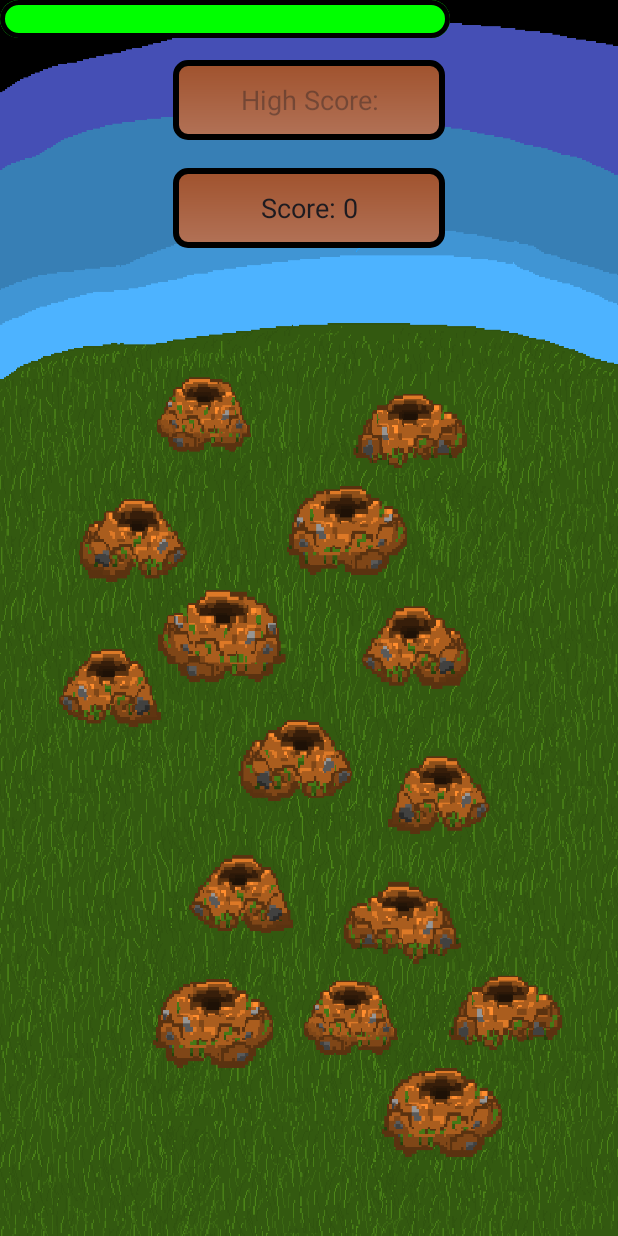
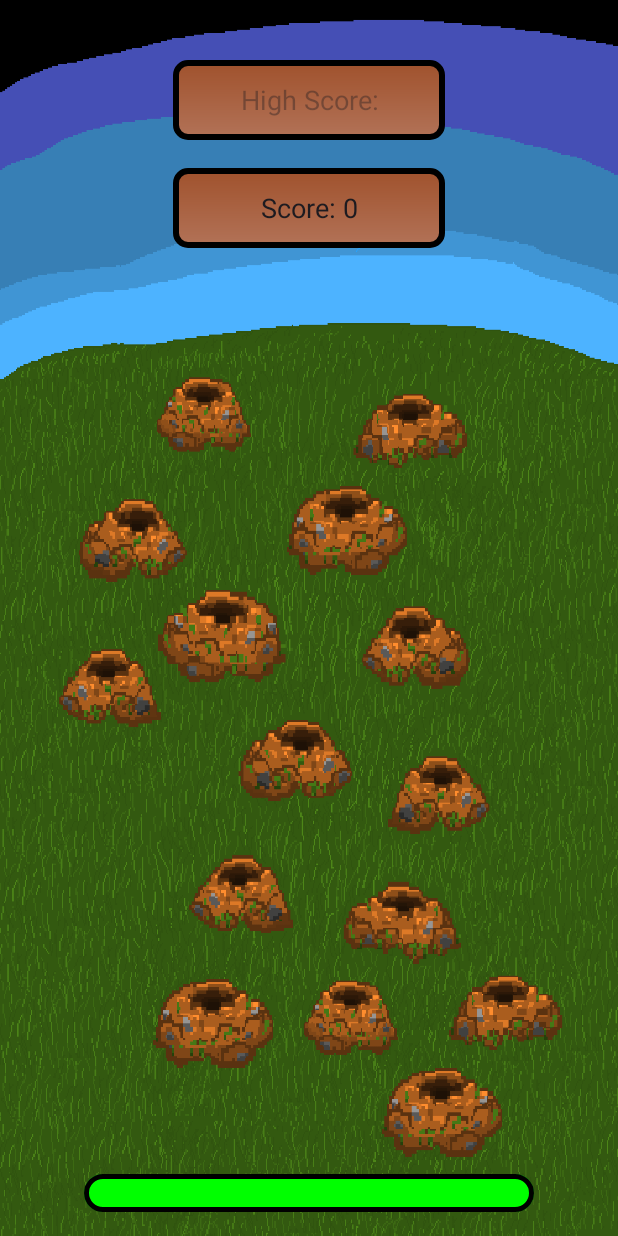
Before and after one commit to JohnBrittaein/Wackah_Mole, an Android app: the GameActivity screen opened directly, with no data from a screen before it, on a phone screen of 412 x 824 dp. Run offline under Robolectric (Android 15) with nearby library versions, the light colour scheme and no system bars.

Commit message:
constrained highscore objects, Implemented Healthbar, Game now ends after 5 missed moles

```diff
--- a/app/src/main/AndroidManifest.xml
+++ b/app/src/main/AndroidManifest.xml
@@ -24,6 +24,10 @@
             android:name=".GameActivity"
             android:exported="true">
         </activity>
+        <activity
+            android:name=".HighScore"
+            android:exported="true">
+        </activity>
     </application>
 
 </manifest>
--- a/app/src/main/java/com/example/wackah_mole/GameActivity.java
+++ b/app/src/main/java/com/example/wackah_mole/GameActivity.java
@@ -1,6 +1,9 @@
 package com.example.wackah_mole;
 
+import android.content.Intent;
 import android.os.Bundle;
+
+import androidx.activity.EdgeToEdge;
 import androidx.appcompat.app.AppCompatActivity;
 import androidx.lifecycle.MutableLiveData;
 import androidx.lifecycle.Observer;
@@ -10,6 +13,7 @@ import android.view.View;
 import android.view.animation.BounceInterpolator;
 import android.widget.EditText;
 import android.widget.ImageButton;
+import android.widget.ProgressBar;
 import android.widget.TextView;
 
 import java.util.Random;
@@ -24,13 +28,16 @@ public class GameActivity extends AppCompatActivity {
     private List<MoleViewState> LastMoleStates;
     GameViewModel GameModel = new GameViewModel();
     private EditText gameScore;
+    private ProgressBar HealthBar;
     private int missedMoles = 0;
 
     @Override
     protected void onCreate(Bundle savedInstanceState){
         super.onCreate(savedInstanceState);
+        EdgeToEdge.enable(this);
         setContentView(R.layout.activity_game);
         Score.setValue(0);
+        HealthBar = findViewById(R.id.healthBar);
         gameScore = findViewById(R.id.score);
         gameScore.setText("0");
         initMoles();
@@ -45,6 +52,7 @@ public class GameActivity extends AppCompatActivity {
                     if (mole.isVisible) {
                         popUpMole(mole.position);
                         //showMole(mole.position);
+                        HealthBar.setProgress(100 - 20*missedMoles);
                         Log.i("game", "moles " + Integer.toString(mole.position));
                         Log.i("game", "numMiss: " + missedMoles);
                     }
@@ -57,7 +65,12 @@ public class GameActivity extends AppCompatActivity {
                         }
                     }
                 }
+                if(missedMoles > 4){
+                    Intent intent = new Intent(GameActivity.this, HighScore.class);
+                    startActivity(intent);
+                }
                 LastMoleStates = MoleStates;
+
 
             }
         };
--- a/app/src/main/res/layout/activity_game.xml
+++ b/app/src/main/res/layout/activity_game.xml
@@ -7,12 +7,12 @@
 
     <!-- Background -->
     <ImageView
-        android:contentDescription="@string/environment_description"
         android:id="@+id/myImageView"
         android:layout_width="wrap_content"
         android:layout_height="wrap_content"
+        android:contentDescription="@string/environment_description"
+        android:scaleType="fitXY"
         android:src="@drawable/environment"
-        android:scaleType="fitXY"
         app:layout_constraintBottom_toBottomOf="parent"
         app:layout_constraintEnd_toEndOf="parent"
         app:layout_constraintStart_toStartOf="parent"
@@ -24,8 +24,8 @@
         android:layout_height="50dp"
         android:background="@null"
         android:contentDescription="@string/mole"
+        android:onClick="hitMole"
         android:src="@drawable/mole"
-        android:onClick="hitMole"
         app:layout_constraintBottom_toBottomOf="parent"
         app:layout_constraintEnd_toEndOf="parent"
         app:layout_constraintHorizontal_bias="0.301"
@@ -39,14 +39,14 @@
         android:layout_height="50dp"
         android:background="@null"
         android:contentDescription="@string/mole"
+        android:onClick="hitMole"
         android:src="@drawable/mole"
-        android:onClick="hitMole"
         app:layout_constraintBottom_toBottomOf="parent"
         app:layout_constraintEnd_toEndOf="parent"
         app:layout_constraintHorizontal_bias="0.681"
         app:layout_constraintStart_toStartOf="parent"
         app:layout_constraintTop_toTopOf="parent"
-        app:layout_constraintVertical_bias="0.298"/>
+        app:layout_constraintVertical_bias="0.298" />
 
     <ImageButton
         android:id="@+id/mole_3"
@@ -54,8 +54,8 @@
         android:layout_height="50dp"
         android:background="@null"
         android:contentDescription="@string/mole"
+        android:onClick="hitMole"
         android:src="@drawable/mole"
-        android:onClick="hitMole"
         app:layout_constraintBottom_toBottomOf="parent"
         app:layout_constraintEnd_toEndOf="parent"
         app:layout_constraintHorizontal_bias="0.185"
@@ -69,8 +69,8 @@
         android:layout_height="50dp"
         android:background="@null"
         android:contentDescription="@string/mole"
+        android:onClick="hitMole"
         android:src="@drawable/mole"
-        android:onClick="hitMole"
         app:layout_constraintBottom_toBottomOf="parent"
         app:layout_constraintEnd_toEndOf="parent"
         app:layout_constraintHorizontal_bias="0.567"
@@ -84,8 +84,8 @@
         android:layout_height="50dp"
         android:background="@null"
         android:contentDescription="@string/mole"
+        android:onClick="hitMole"
         android:src="@drawable/mole"
-        android:onClick="hitMole"
         app:layout_constraintBottom_toBottomOf="parent"
         app:layout_constraintEnd_toEndOf="parent"
         app:layout_constraintHorizontal_bias="0.124"
@@ -99,8 +99,8 @@
         android:layout_height="50dp"
         android:background="@null"
         android:contentDescription="@string/mole"
+        android:onClick="hitMole"
         android:src="@drawable/mole"
-        android:onClick="hitMole"
         app:layout_constraintBottom_toBottomOf="parent"
         app:layout_constraintEnd_toEndOf="parent"
         app:layout_constraintHorizontal_bias="0.340"
@@ -114,8 +114,8 @@
         android:layout_height="50dp"
         android:background="@null"
         android:contentDescription="@string/mole"
+        android:onClick="hitMole"
         android:src="@drawable/mole"
-        android:onClick="hitMole"
         app:layout_constraintBottom_toBottomOf="parent"
         app:layout_constraintEnd_toEndOf="parent"
         app:layout_constraintHorizontal_bias="0.700"
@@ -129,8 +129,8 @@
         android:layout_height="50dp"
         android:background="@null"
         android:contentDescription="@string/mole"
+        android:onClick="hitMole"
         android:src="@drawable/mole"
-        android:onClick="hitMole"
         app:layout_constraintBottom_toBottomOf="parent"
         app:layout_constraintEnd_toEndOf="parent"
         app:layout_constraintHorizontal_bias="0.493"
@@ -144,8 +144,8 @@
         android:layout_height="50dp"
         android:background="@null"
         android:contentDescription="@string/mole"
+        android:onClick="hitMole"
         android:src="@drawable/mole"
-        android:onClick="hitMole"
         app:layout_constraintBottom_toBottomOf="parent"
         app:layout_constraintEnd_toEndOf="parent"
         app:layout_constraintHorizontal_bias="0.747"
@@ -159,8 +159,8 @@
         android:layout_height="50dp"
         android:background="@null"
         android:contentDescription="@string/mole"
+        android:onClick="hitMole"
         android:src="@drawable/mole"
-        android:onClick="hitMole"
         app:layout_constraintBottom_toBottomOf="parent"
         app:layout_constraintEnd_toEndOf="parent"
         app:layout_constraintHorizontal_bias="0.681"
@@ -174,8 +174,8 @@
         android:layout_height="50dp"
         android:background="@null"
         android:contentDescription="@string/mole"
+        android:onClick="hitMole"
         android:src="@drawable/mole"
-        android:onClick="hitMole"
         app:layout_constraintBottom_toBottomOf="parent"
         app:layout_constraintEnd_toEndOf="parent"
         app:layout_constraintHorizontal_bias="0.324"
@@ -189,8 +189,8 @@
         android:layout_height="50dp"
         android:background="@null"
         android:contentDescription="@string/mole"
+        android:onClick="hitMole"
         android:src="@drawable/mole"
-        android:onClick="hitMole"
         app:layout_constraintBottom_toBottomOf="parent"
         app:layout_constraintEnd_toEndOf="parent"
         app:layout_constraintHorizontal_bias="0.376"
@@ -204,8 +204,8 @@
         android:layout_height="50dp"
         android:background="@null"
         android:contentDescription="@string/mole"
+        android:onClick="hitMole"
         android:src="@drawable/mole"
-        android:onClick="hitMole"
         app:layout_constraintBottom_toBottomOf="parent"
         app:layout_constraintEnd_toEndOf="parent"
         app:layout_constraintHorizontal_bias="0.567"
@@ -219,8 +219,8 @@
         android:layout_height="50dp"
         android:background="@null"
         android:contentDescription="@string/mole"
+        android:onClick="hitMole"
         android:src="@drawable/mole"
-        android:onClick="hitMole"
         app:layout_constraintBottom_toBottomOf="parent"
         app:layout_constraintEnd_toEndOf="parent"
         app:layout_constraintHorizontal_bias="0.867"
@@ -259,6 +259,7 @@
         app:layout_constraintHorizontal_bias="0.884"
         app:layout_constraintStart_toStartOf="parent"
         app:layout_constraintTop_toTopOf="parent" />
+
     <ImageButton
         android:id="@+id/mole_15"
         android:layout_width="50dp"
@@ -280,12 +281,19 @@
         android:layout_width="300dp"
         android:layout_height="25dp"
         android:layout_margin="16dp"
+        android:layout_marginStart="55dp"
+        android:layout_marginTop="690dp"
+        android:layout_marginEnd="95dp"
+        android:layout_marginBottom="690dp"
         android:max="100"
         android:progress="100"
         android:progressDrawable="@drawable/health_bar"
-        tools:ignore="MissingConstraints"
-        tools:layout_editor_absoluteX="55dp"
-        tools:layout_editor_absoluteY="690dp" />
+        app:layout_constraintBottom_toBottomOf="parent"
+        app:layout_constraintEnd_toEndOf="parent"
+        app:layout_constraintStart_toStartOf="parent"
+        app:layout_constraintTop_toTopOf="parent"
+        app:layout_constraintVertical_bias="1.0"
+        tools:ignore="MissingConstraints" />
 
 
 </androidx.constraintlayout.widget.ConstraintLayout>
```
Also changed, not shown: app/src/main/java/com/example/wackah_mole/HighScore.java (+4 -3 lines), app/src/main/res/layout/activity_high_score.xml (+84 -34 lines).
